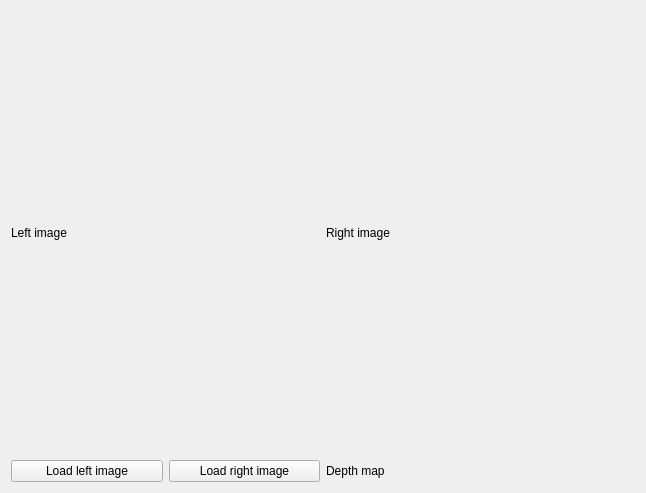
Qt form StereoCorrespondenceBMTuner/mainwindow.ui (vmarquet/opencv-disparity-map-tuner) before a commit.
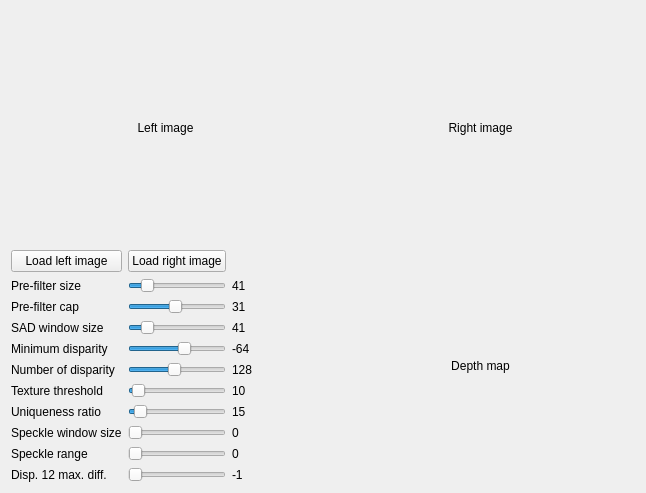
The same form after that commit.

Commit message: add sliders in the GUI, depth map automatically updated

Patch:
```diff
--- a/StereoCorrespondenceBMTuner/mainwindow.ui
+++ b/StereoCorrespondenceBMTuner/mainwindow.ui
@@ -19,10 +19,259 @@
      <layout class="QGridLayout" name="gridLayout">
       <item row="2" column="0">
        <layout class="QGridLayout" name="gridLayout_buttons">
-        <item row="0" column="0">
-         <widget class="QPushButton" name="pushButton_left">
+        <item row="5" column="1">
+         <widget class="QSlider" name="horizontalSlider_num_of_disparity">
+          <property name="sizePolicy">
+           <sizepolicy hsizetype="Minimum" vsizetype="Fixed">
+            <horstretch>0</horstretch>
+            <verstretch>0</verstretch>
+           </sizepolicy>
+          </property>
+          <property name="minimum">
+           <number>16</number>
+          </property>
+          <property name="maximum">
+           <number>256</number>
+          </property>
+          <property name="singleStep">
+           <number>16</number>
+          </property>
+          <property name="pageStep">
+           <number>16</number>
+          </property>
+          <property name="value">
+           <number>128</number>
+          </property>
+          <property name="orientation">
+           <enum>Qt::Horizontal</enum>
+          </property>
+         </widget>
+        </item>
+        <item row="8" column="1">
+         <widget class="QSlider" name="horizontalSlider_speckle_window_size">
+          <property name="sizePolicy">
+           <sizepolicy hsizetype="Minimum" vsizetype="Fixed">
+            <horstretch>0</horstretch>
+            <verstretch>0</verstretch>
+           </sizepolicy>
+          </property>
+          <property name="maximum">
+           <number>250</number>
+          </property>
+          <property name="orientation">
+           <enum>Qt::Horizontal</enum>
+          </property>
+         </widget>
+        </item>
+        <item row="6" column="2">
+         <widget class="QLabel" name="label_6">
           <property name="text">
-           <string>Load left image</string>
+           <string>10</string>
+          </property>
+         </widget>
+        </item>
+        <item row="1" column="1">
+         <widget class="QSlider" name="horizontalSlider_pre_filter_size">
+          <property name="sizePolicy">
+           <sizepolicy hsizetype="Minimum" vsizetype="Fixed">
+            <horstretch>0</horstretch>
+            <verstretch>0</verstretch>
+           </sizepolicy>
+          </property>
+          <property name="minimum">
+           <number>5</number>
+          </property>
+          <property name="maximum">
+           <number>255</number>
+          </property>
+          <property name="singleStep">
+           <number>2</number>
+          </property>
+          <property name="value">
+           <number>41</number>
+          </property>
+          <property name="orientation">
+           <enum>Qt::Horizontal</enum>
+          </property>
+         </widget>
+        </item>
+        <item row="1" column="2">
+         <widget class="QLabel" name="label">
+          <property name="text">
+           <string>41</string>
+          </property>
+         </widget>
+        </item>
+        <item row="1" column="0">
+         <widget class="QLabel" name="label_pre_filter_size">
+          <property name="text">
+           <string>Pre-filter size</string>
+          </property>
+         </widget>
+        </item>
+        <item row="4" column="0">
+         <widget class="QLabel" name="label_min_disparity">
+          <property name="toolTip">
+           <string>&lt;html&gt;&lt;head/&gt;&lt;body&gt;&lt;p&gt;Minimum possible disparity value. Normally, it is zero but sometimes rectification algorithms can shift images, so this parameter needs to be adjusted accordingly.&lt;/p&gt;&lt;/body&gt;&lt;/html&gt;</string>
+          </property>
+          <property name="text">
+           <string>Minimum disparity</string>
+          </property>
+         </widget>
+        </item>
+        <item row="5" column="0">
+         <widget class="QLabel" name="label_num_of_disparity">
+          <property name="toolTip">
+           <string>&lt;html&gt;&lt;head/&gt;&lt;body&gt;&lt;p&gt;Maximum disparity minus minimum disparity. The value is always greater than zero. In the current implementation, this parameter must be divisible by 16.&lt;/p&gt;&lt;/body&gt;&lt;/html&gt;</string>
+          </property>
+          <property name="text">
+           <string>Number of disparity</string>
+          </property>
+         </widget>
+        </item>
+        <item row="4" column="1">
+         <widget class="QSlider" name="horizontalSlider_min_disparity">
+          <property name="sizePolicy">
+           <sizepolicy hsizetype="Minimum" vsizetype="Fixed">
+            <horstretch>0</horstretch>
+            <verstretch>0</verstretch>
+           </sizepolicy>
+          </property>
+          <property name="minimum">
+           <number>-300</number>
+          </property>
+          <property name="maximum">
+           <number>100</number>
+          </property>
+          <property name="singleStep">
+           <number>1</number>
+          </property>
+          <property name="pageStep">
+           <number>10</number>
+          </property>
+          <property name="value">
+           <number>-64</number>
+          </property>
+          <property name="orientation">
+           <enum>Qt::Horizontal</enum>
+          </property>
+         </widget>
+        </item>
+        <item row="8" column="2">
+         <widget class="QLabel" name="label_8">
+          <property name="text">
+           <string>0</string>
+          </property>
+         </widget>
+        </item>
+        <item row="3" column="2">
+         <widget class="QLabel" name="label_3">
+          <property name="text">
+           <string>41</string>
+          </property>
+         </widget>
+        </item>
+        <item row="6" column="1">
+         <widget class="QSlider" name="horizontalSlider_texture_threshold">
+          <property name="sizePolicy">
+           <sizepolicy hsizetype="Minimum" vsizetype="Fixed">
+            <horstretch>0</horstretch>
+            <verstretch>0</verstretch>
+           </sizepolicy>
+          </property>
+          <property name="maximum">
+           <number>255</number>
+          </property>
+          <property name="value">
+           <number>10</number>
+          </property>
+          <property name="orientation">
+           <enum>Qt::Horizontal</enum>
+          </property>
+         </widget>
+        </item>
+        <item row="3" column="0">
+         <widget class="QLabel" name="label_SAD_window_size">
+          <property name="toolTip">
+           <string>&lt;html&gt;&lt;head/&gt;&lt;body&gt;&lt;p&gt;Matched block size. It must be an odd number &lt;span style=&quot; font-family:'Courier New,courier';&quot;&gt;&amp;gt;=1&lt;/span&gt; . Normally, it should be somewhere in the &lt;span style=&quot; font-family:'Courier New,courier';&quot;&gt;3..11&lt;/span&gt; range.&lt;/p&gt;&lt;/body&gt;&lt;/html&gt;</string>
+          </property>
+          <property name="text">
+           <string>SAD window size</string>
+          </property>
+         </widget>
+        </item>
+        <item row="9" column="2">
+         <widget class="QLabel" name="label_9">
+          <property name="text">
+           <string>0</string>
+          </property>
+         </widget>
+        </item>
+        <item row="2" column="2">
+         <widget class="QLabel" name="label_2">
+          <property name="text">
+           <string>31</string>
+          </property>
+         </widget>
+        </item>
+        <item row="5" column="2">
+         <widget class="QLabel" name="label_5">
+          <property name="text">
+           <string>128</string>
+          </property>
+         </widget>
+        </item>
+        <item row="3" column="1">
+         <widget class="QSlider" name="horizontalSlider_SAD_window_size">
+          <property name="sizePolicy">
+           <sizepolicy hsizetype="Minimum" vsizetype="Fixed">
+            <horstretch>0</horstretch>
+            <verstretch>0</verstretch>
+           </sizepolicy>
+          </property>
+          <property name="minimum">
+           <number>5</number>
+          </property>
+          <property name="maximum">
+           <number>255</number>
+          </property>
+          <property name="singleStep">
+           <number>2</number>
+          </property>
+          <property name="value">
+           <number>41</number>
+          </property>
+          <property name="orientation">
+           <enum>Qt::Horizontal</enum>
+          </property>
+         </widget>
+        </item>
+        <item row="7" column="1">
+         <widget class="QSlider" name="horizontalSlider_uniqueness_ratio">
+          <property name="sizePolicy">
+           <sizepolicy hsizetype="Minimum" vsizetype="Fixed">
+            <horstretch>0</horstretch>
+            <verstretch>0</verstretch>
+           </sizepolicy>
+          </property>
+          <property name="maximum">
+           <number>255</number>
+          </property>
+          <property name="value">
+           <number>15</number>
+          </property>
+          <property name="orientation">
+           <enum>Qt::Horizontal</enum>
+          </property>
+         </widget>
+        </item>
+        <item row="7" column="0">
+         <widget class="QLabel" name="label_uniqueness_ratio">
+          <property name="toolTip">
+           <string>&lt;html&gt;&lt;head/&gt;&lt;body&gt;&lt;p&gt;Margin in percentage by which the best (minimum) computed cost function value should “win” the second best value to consider the found match correct. Normally, a value within the 5-15 range is good enough.&lt;/p&gt;&lt;/body&gt;&lt;/html&gt;</string>
+          </property>
+          <property name="text">
+           <string>Uniqueness ratio</string>
           </property>
          </widget>
         </item>
@@ -33,6 +282,144 @@
           </property>
          </widget>
         </item>
+        <item row="0" column="0">
+         <widget class="QPushButton" name="pushButton_left">
+          <property name="text">
+           <string>Load left image</string>
+          </property>
+         </widget>
+        </item>
+        <item row="8" column="0">
+         <widget class="QLabel" name="label_speckle_window_size">
+          <property name="toolTip">
+           <string>&lt;html&gt;&lt;head/&gt;&lt;body&gt;&lt;p&gt;Maximum size of smooth disparity regions to consider their noise speckles and invalidate. Set it to 0 to disable speckle filtering. Otherwise, set it somewhere in the 50-200 range.&lt;/p&gt;&lt;/body&gt;&lt;/html&gt;</string>
+          </property>
+          <property name="text">
+           <string>Speckle window size</string>
+          </property>
+         </widget>
+        </item>
+        <item row="2" column="0">
+         <widget class="QLabel" name="label_pre_filter_cap">
+          <property name="toolTip">
+           <string>&lt;html&gt;&lt;head/&gt;&lt;body&gt;&lt;p&gt;Truncation value for the prefiltered image pixels. The algorithm first computes x-derivative at each pixel and clips its value by &lt;span style=&quot; font-family:'Courier New,courier';&quot;&gt;[-preFilterCap, preFilterCap]&lt;/span&gt; interval. The result values are passed to the Birchfield-Tomasi pixel cost function.&lt;/p&gt;&lt;/body&gt;&lt;/html&gt;</string>
+          </property>
+          <property name="text">
+           <string>Pre-filter cap</string>
+          </property>
+         </widget>
+        </item>
+        <item row="9" column="0">
+         <widget class="QLabel" name="label_speckle_range">
+          <property name="toolTip">
+           <string>&lt;html&gt;&lt;head/&gt;&lt;body&gt;&lt;p&gt;Maximum disparity variation within each connected component. If you do speckle filtering, set the parameter to a positive value, it will be implicitly multiplied by 16. Normally, 1 or 2 is good enough.&lt;/p&gt;&lt;/body&gt;&lt;/html&gt;</string>
+          </property>
+          <property name="text">
+           <string>Speckle range</string>
+          </property>
+         </widget>
+        </item>
+        <item row="4" column="2">
+         <widget class="QLabel" name="label_4">
+          <property name="text">
+           <string>-64</string>
+          </property>
+         </widget>
+        </item>
+        <item row="7" column="2">
+         <widget class="QLabel" name="label_7">
+          <property name="text">
+           <string>15</string>
+          </property>
+         </widget>
+        </item>
+        <item row="6" column="0">
+         <widget class="QLabel" name="label_texture_threshold">
+          <property name="text">
+           <string>Texture threshold</string>
+          </property>
+         </widget>
+        </item>
+        <item row="9" column="1">
+         <widget class="QSlider" name="horizontalSlider_speckle_range">
+          <property name="sizePolicy">
+           <sizepolicy hsizetype="Minimum" vsizetype="Fixed">
+            <horstretch>0</horstretch>
+            <verstretch>0</verstretch>
+           </sizepolicy>
+          </property>
+          <property name="minimum">
+           <number>0</number>
+          </property>
+          <property name="maximum">
+           <number>3</number>
+          </property>
+          <property name="orientation">
+           <enum>Qt::Horizontal</enum>
+          </property>
+         </widget>
+        </item>
+        <item row="2" column="1">
+         <widget class="QSlider" name="horizontalSlider_pre_filter_cap">
+          <property name="sizePolicy">
+           <sizepolicy hsizetype="Minimum" vsizetype="Fixed">
+            <horstretch>0</horstretch>
+            <verstretch>0</verstretch>
+           </sizepolicy>
+          </property>
+          <property name="minimum">
+           <number>1</number>
+          </property>
+          <property name="maximum">
+           <number>63</number>
+          </property>
+          <property name="value">
+           <number>31</number>
+          </property>
+          <property name="orientation">
+           <enum>Qt::Horizontal</enum>
+          </property>
+         </widget>
+        </item>
+        <item row="10" column="0">
+         <widget class="QLabel" name="label_disp_12_max_diff">
+          <property name="toolTip">
+           <string>&lt;html&gt;&lt;head/&gt;&lt;body&gt;&lt;p&gt;Maximum allowed difference (in integer pixel units) in the left-right disparity check. Set it to a non-positive value to disable the check.&lt;/p&gt;&lt;/body&gt;&lt;/html&gt;</string>
+          </property>
+          <property name="text">
+           <string>Disp. 12 max. diff.</string>
+          </property>
+         </widget>
+        </item>
+        <item row="10" column="2">
+         <widget class="QLabel" name="label_10">
+          <property name="text">
+           <string>-1</string>
+          </property>
+         </widget>
+        </item>
+        <item row="10" column="1">
+         <widget class="QSlider" name="horizontalSlider_disp_12_max_diff">
+          <property name="sizePolicy">
+           <sizepolicy hsizetype="Minimum" vsizetype="Fixed">
+            <horstretch>0</horstretch>
+            <verstretch>0</verstretch>
+           </sizepolicy>
+          </property>
+          <property name="minimum">
+           <number>-1</number>
+          </property>
+          <property name="maximum">
+           <number>100</number>
+          </property>
+          <property name="value">
+           <number>-1</number>
+          </property>
+          <property name="orientation">
+           <enum>Qt::Horizontal</enum>
+          </property>
+         </widget>
+        </item>
        </layout>
       </item>
       <item row="2" column="1">
@@ -46,6 +433,9 @@
         <property name="text">
          <string>Depth map</string>
         </property>
+        <property name="alignment">
+         <set>Qt::AlignCenter</set>
+        </property>
        </widget>
       </item>
       <item row="0" column="1">
@@ -59,6 +449,9 @@
         <property name="text">
          <string>Right image</string>
         </property>
+        <property name="alignment">
+         <set>Qt::AlignCenter</set>
+        </property>
        </widget>
       </item>
       <item row="0" column="0">
@@ -72,6 +465,9 @@
         <property name="text">
          <string>Left image</string>
         </property>
+        <property name="alignment">
+         <set>Qt::AlignCenter</set>
+        </property>
        </widget>
       </item>
      </layout>
```
Left out of the diff: 163 changed lines with no effect on the pictures. The commit also changes 2 other files.
